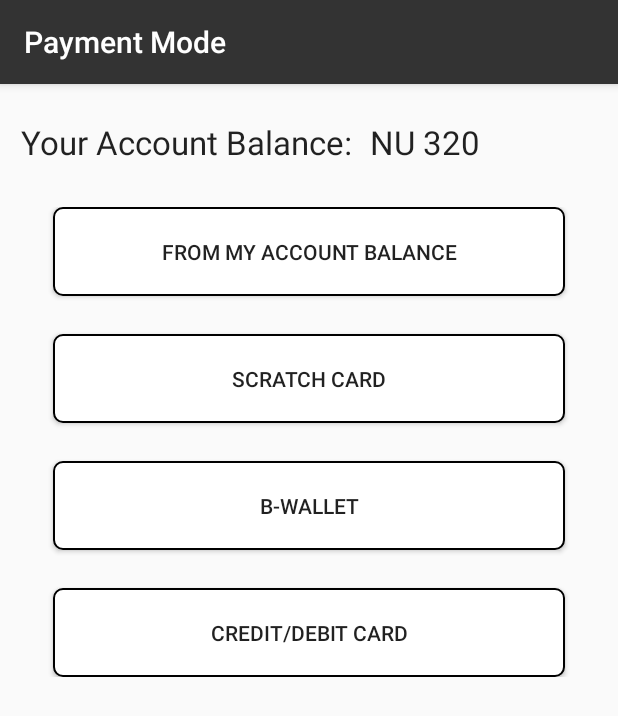
After one commit to sayosoft/bttv2, an Android app: the SubscriptionPaymentModeActivity screen opened directly, with no data from a screen before it, on a phone screen of 412 x 824 dp. The commit adds this screen. Shown: the top 716 px of the screen. Run offline under Robolectric (Android 15) with nearby library versions, the phone set to English and light mode, and no system bars.

Commit message:
Manage Subscriptions flow done

```diff
--- a/app/src/main/AndroidManifest.xml
+++ b/app/src/main/AndroidManifest.xml
@@ -220,6 +220,10 @@
         <activity
             android:name=".VideoHomeActivity"
             android:theme="@style/AppTheme.NoActionBar" />
+
+        <activity
+            android:name=".SubscriptionPaymentModeActivity"
+            android:theme="@style/AppTheme.NoActionBar" />
     </application>
 
 </manifest>
--- /dev/null
+++ b/app/src/main/java/bt/bt/bttv/SubscriptionPaymentModeActivity.java
@@ -0,0 +1,132 @@
+package bt.bt.bttv;
+
+import android.os.Bundle;
+import android.support.v7.app.AlertDialog;
+import android.support.v7.app.AppCompatActivity;
+import android.support.v7.widget.Toolbar;
+import android.view.View;
+import android.widget.EditText;
+import android.widget.LinearLayout;
+import android.widget.TextView;
+
+/**
+ * Created by Rani on 28/08/2016.
+ */
+
+public class SubscriptionPaymentModeActivity extends AppCompatActivity {
+
+    private TextView tvPackCost;
+    private LinearLayout llMain;
+    private LinearLayout llScratchCard;
+    private LinearLayout llBWallet;
+    private LinearLayout llCard;
+    private EditText etScratchCardNumber;
+    private EditText etWalletUserName;
+    private EditText etWalletPassword;
+    private EditText etCardNo;
+    private EditText etCardExpiry;
+    private EditText etCardCv;
+
+    @Override
+    protected void onCreate(Bundle savedInstanceState) {
+        super.onCreate(savedInstanceState);
+        setContentView(R.layout.activity_payment_mode);
+        Toolbar toolbar = (Toolbar) findViewById(R.id.toolbar);
+        toolbar.setTitle("Payment Mode");
+        setSupportActionBar(toolbar);
+
+        tvPackCost = (TextView) findViewById(R.id.tv_pack_cost);
+        llMain = (LinearLayout) findViewById(R.id.ll_main_view);
+        llScratchCard = (LinearLayout) findViewById(R.id.ll_scratch_card);
+        llBWallet = (LinearLayout) findViewById(R.id.ll_b_wallet);
+        llCard = (LinearLayout) findViewById(R.id.ll_card);
+
+        etScratchCardNumber = (EditText) findViewById(R.id.et_scratch_card_number);
+        etWalletUserName = (EditText) findViewById(R.id.et_wallet_user_name);
+        etWalletPassword = (EditText) findViewById(R.id.et_wallet_password);
+        etCardNo = (EditText) findViewById(R.id.et_card_no);
+        etCardExpiry = (EditText) findViewById(R.id.et_card_expiry);
+        etCardCv = (EditText) findViewById(R.id.et_card_cv);
+
+    }
+
+//    @Override
+//    public void onClick(View view) {
+//        switch (view.getId()){
+//
+//            case R.id.ll_scratch_card:
+//                llScratchCard.setVisibility(View.VISIBLE);
+//                llMain.setVisibility(View.GONE);
+//                break;
+//
+//            case R.id.ll_b_wallet:
+//                llBWallet.setVisibility(View.VISIBLE);
+//                llScratchCard.setVisibility(View.GONE);
+//                llMain.setVisibility(View.GONE);
+//                break;
+//
+//            case R.id.ll_card:
+//                llCard.setVisibility(View.VISIBLE);
+//                llScratchCard.setVisibility(View.GONE);
+//                llMain.setVisibility(View.GONE);
+//                break;
+//
+//        }
+//
+//    }
+
+    public void AccountBalance(View view) {
+        ADPaymentSuccessful();
+
+    }
+
+    public void ADPaymentSuccessful() {
+        new AlertDialog.Builder(this)
+                .setTitle("Payment Successful")
+                .setMessage("Your subscription pack has been changed <pack name> Thank You, Enjoy BTTV")
+                .show();
+    }
+
+    public void ScratchCard(View view) {
+        llScratchCard.setVisibility(View.VISIBLE);
+        llMain.setVisibility(View.GONE);
+
+    }
+
+    public void BWallet(View view) {
+        llBWallet.setVisibility(View.VISIBLE);
+        llScratchCard.setVisibility(View.GONE);
+        llMain.setVisibility(View.GONE);
+    }
+
+    public void Card(View view) {
+        llCard.setVisibility(View.VISIBLE);
+        llScratchCard.setVisibility(View.GONE);
+        llMain.setVisibility(View.GONE);
+    }
+
+    public void Submit(View view) {
+        ADPaymentSuccessful();
+    }
+
+    public void ScratchCancel(View view) {
+        llMain.setVisibility(View.VISIBLE);
+        llScratchCard.setVisibility(View.GONE);
+        llBWallet.setVisibility(View.GONE);
+        llCard.setVisibility(View.GONE);
+    }
+
+    public void BWalletCancel(View view) {
+        llMain.setVisibility(View.VISIBLE);
+        llScratchCard.setVisibility(View.GONE);
+        llBWallet.setVisibility(View.GONE);
+        llCard.setVisibility(View.GONE);
+    }
+
+    public void CardCancel(View view) {
+        llMain.setVisibility(View.VISIBLE);
+        llScratchCard.setVisibility(View.GONE);
+        llBWallet.setVisibility(View.GONE);
+        llCard.setVisibility(View.GONE);
+    }
+}
--- a/app/src/main/java/bt/bt/bttv/adapter/PackageAdapter.java
+++ b/app/src/main/java/bt/bt/bttv/adapter/PackageAdapter.java
@@ -1,6 +1,9 @@
 package bt.bt.bttv.adapter;
 
 import android.content.Context;
+import android.content.DialogInterface;
+import android.content.Intent;
+import android.support.v7.app.AlertDialog;
 import android.support.v7.widget.RecyclerView;
 import android.text.Html;
 import android.view.LayoutInflater;
@@ -12,6 +15,7 @@ import android.widget.Toast;
 import java.util.List;
 
 import bt.bt.bttv.R;
+import bt.bt.bttv.SubscriptionPaymentModeActivity;
 import bt.bt.bttv.helper.ItemClickListener;
 import bt.bt.bttv.model.PackagesModel;
 
@@ -53,8 +57,24 @@ public class PackageAdapter extends RecyclerView.Adapter<PackageAdapter.ViewHold
                     Toast.makeText(context, "#" + position + " - " + packagesModelList.get(position) + " (Long click)", Toast.LENGTH_SHORT).show();
 //                    context.startActivity(new Intent(context, MainActivity.class));
                 } else {
-                    Toast.makeText(context, "#" + position + " - " + packagesModelList.get(position), Toast.LENGTH_SHORT).show();
+
+                    new AlertDialog.Builder(context)
+                            .setTitle("Confirm")
+                            .setMessage("are you sure, you want to change your existing subscription pack to <pack name> for <pack value>?")
+                            .setIcon(android.R.drawable.ic_dialog_alert)
+                            .setPositiveButton(R.string.yes_dialog, new DialogInterface.OnClickListener() {
+
+                                public void onClick(DialogInterface dialog, int whichButton) {
+                                    Intent intent = new Intent(context, SubscriptionPaymentModeActivity.class);
+                                    context.startActivity(intent);
+
+                                }
+                            })
+                            .setNegativeButton(android.R.string.no, null).show();
+
+
                 }
+//                    Toast.makeText(context, "#" + position + " - " + packagesModelList.get(position), Toast.LENGTH_SHORT).show();
             }
         });
     }
--- /dev/null
+++ b/app/src/main/res/drawable/btn_bg.xml
@@ -0,0 +1,12 @@
+<?xml version="1.0" encoding="utf-8"?>
+<shape xmlns:android="http://schemas.android.com/apk/res/android"
+    android:shape="rectangle">
+    <gradient
+        android:angle="270"
+        android:endColor="#fff"
+        android:startColor="#fff" />
+    <corners android:radius="6dp" />
+    <stroke
+        android:width="2px"
+        android:color="#000000" />
+</shape>
--- /dev/null
+++ b/app/src/main/res/layout/activity_contain_payment_mode.xml
@@ -0,0 +1,347 @@
+<?xml version="1.0" encoding="utf-8"?>
+<ScrollView xmlns:android="http://schemas.android.com/apk/res/android"
+    android:layout_width="match_parent"
+    android:layout_height="match_parent"
+    android:paddingTop="?android:attr/actionBarSize">
+
+    <LinearLayout
+        android:layout_width="match_parent"
+        android:layout_height="match_parent"
+        android:orientation="vertical"
+        android:padding="5dp">
+
+        <LinearLayout
+            android:layout_width="match_parent"
+            android:layout_height="wrap_content"
+            android:layout_marginTop="10dp"
+            android:orientation="horizontal"
+            android:padding="5dp">
+
+            <TextView
+                android:layout_width="wrap_content"
+                android:layout_height="wrap_content"
+                android:padding="3dp"
+                android:text="Your Account Balance:"
+                android:textAppearance="?android:attr/textAppearanceLarge" />
+
+            <TextView
+                android:id="@+id/tv_pack_cost"
+                android:layout_width="match_parent"
+                android:layout_height="wrap_content"
+                android:layout_marginLeft="5dp"
+                android:padding="3dp"
+                android:text="NU 320"
+                android:textAppearance="?android:attr/textAppearanceLarge" />
+
+        </LinearLayout>
+
+        <LinearLayout
+            android:id="@+id/ll_main_view"
+            android:layout_width="match_parent"
+            android:layout_height="wrap_content"
+            android:layout_margin="10dp"
+            android:orientation="vertical"
+            android:padding="10dp"
+            android:visibility="visible">
+
+
+            <Button
+                android:id="@+id/btn_account_balance"
+                android:layout_width="match_parent"
+                android:layout_height="wrap_content"
+                android:layout_marginLeft="10dp"
+                android:layout_marginRight="10dp"
+                android:background="@drawable/btn_bg"
+                android:onClick="AccountBalance"
+                android:padding="20dp"
+                android:text="From My Account Balance" />
+
+            <Button
+                android:id="@+id/btn_scratch_card"
+                android:layout_width="match_parent"
+                android:layout_height="wrap_content"
+                android:layout_marginLeft="10dp"
+                android:layout_marginRight="10dp"
+                android:layout_marginTop="25dp"
+                android:background="@drawable/btn_bg"
+                android:onClick="ScratchCard"
+                android:padding="20dp"
+                android:text="Scratch Card" />
+
+            <Button
+                android:id="@+id/btn_b_wallet"
+                android:layout_width="match_parent"
+                android:layout_height="wrap_content"
+                android:layout_marginLeft="10dp"
+                android:layout_marginRight="10dp"
+                android:layout_marginTop="25dp"
+                android:background="@drawable/btn_bg"
+                android:onClick="BWallet"
+                android:padding="20dp"
+                android:text="B-Wallet" />
+
+            <Button
+                android:id="@+id/btn_credit_debit_card"
+                android:layout_width="match_parent"
+                android:layout_height="wrap_content"
+                android:layout_marginLeft="10dp"
+                android:layout_marginRight="10dp"
+                android:layout_marginTop="25dp"
+                android:background="@drawable/btn_bg"
+                android:onClick="Card"
+                android:padding="20dp"
+                android:text="Credit/Debit Card" />
+
+        </LinearLayout>
+
+        <LinearLayout
+            android:id="@+id/ll_scratch_card"
+            android:layout_width="match_parent"
+            android:layout_height="wrap_content"
+            android:layout_margin="10dp"
+            android:orientation="vertical"
+            android:padding="10dp"
+            android:visibility="gone">
+
+            <EditText
+                android:id="@+id/et_scratch_card_number"
+                android:layout_width="match_parent"
+                android:layout_height="match_parent"
+                android:background="@drawable/btn_bg"
+                android:hint="Scratch Card Number"
+                android:padding="15dp" />
+
+            <LinearLayout
+                android:layout_width="match_parent"
+                android:layout_height="0dp"
+                android:layout_marginTop="30dp"
+                android:layout_weight="1"
+                android:orientation="horizontal">
+
+                <LinearLayout
+                    android:layout_width="match_parent"
+                    android:layout_height="wrap_content"
+                    android:layout_weight="1">
+
+                    <Button
+                        android:layout_width="match_parent"
+                        android:layout_height="wrap_content"
+                        android:layout_marginRight="20dp"
+                        android:background="@drawable/btn_bg"
+                        android:onClick="Submit"
+                        android:text="Submit" />
+
+                </LinearLayout>
+
+                <LinearLayout
+                    android:layout_width="match_parent"
+                    android:layout_height="wrap_content"
+                    android:layout_weight="1">
+
+                    <Button
+                        android:layout_width="match_parent"
+                        android:layout_height="wrap_content"
+                        android:layout_marginLeft="20dp"
+                        android:background="@drawable/btn_bg"
+                        android:onClick="ScratchCancel"
+                        android:text="Cancel" />
+                </LinearLayout>
+
+            </LinearLayout>
+
+        </LinearLayout>
+
+
+        <LinearLayout
+            android:id="@+id/ll_b_wallet"
+            android:layout_width="match_parent"
+            android:layout_height="wrap_content"
+            android:layout_margin="10dp"
+            android:orientation="vertical"
+            android:padding="10dp"
+            android:visibility="gone">
+
+            <EditText
+                android:id="@+id/et_wallet_user_name"
+                android:layout_width="match_parent"
+                android:layout_height="match_parent"
+                android:background="@drawable/btn_bg"
+                android:hint="B-Wallet User Name"
+                android:padding="15dp" />
+
+            <EditText
+                android:id="@+id/et_wallet_password"
+                android:layout_width="match_parent"
+                android:layout_height="match_parent"
+                android:layout_marginTop="20dp"
+                android:background="@drawable/btn_bg"
+                android:hint="B-Wallet Password"
+                android:padding="15dp" />
+
+            <LinearLayout
+                android:layout_width="match_parent"
+                android:layout_height="0dp"
+                android:layout_marginTop="30dp"
+                android:layout_weight="1"
+                android:orientation="horizontal">
+
+                <LinearLayout
+                    android:layout_width="match_parent"
+                    android:layout_height="wrap_content"
+                    android:layout_weight="1">
+
+                    <Button
+                        android:layout_width="match_parent"
+                        android:layout_height="wrap_content"
+                        android:layout_marginRight="20dp"
+                        android:background="@drawable/btn_bg"
+                        android:onClick="Submit"
+                        android:text="Submit" />
+
+                </LinearLayout>
+
+                <LinearLayout
+                    android:layout_width="match_parent"
+                    android:layout_height="wrap_content"
+                    android:layout_weight="1">
+
+                    <Button
+                        android:layout_width="match_parent"
+                        android:layout_height="wrap_content"
+                        android:layout_marginLeft="20dp"
+                        android:background="@drawable/btn_bg"
+                        android:onClick="BWalletCancel"
+                        android:text="Cancel" />
+                </LinearLayout>
+
+            </LinearLayout>
+
+
+        </LinearLayout>
+
+
+        <LinearLayout
+            android:id="@+id/ll_card"
+            android:layout_width="match_parent"
+            android:layout_height="wrap_content"
+            android:layout_margin="10dp"
+            android:orientation="vertical"
+            android:padding="10dp"
+            android:visibility="gone">
+
+            <EditText
+                android:id="@+id/et_card_no"
+                android:layout_width="match_parent"
+                android:layout_height="match_parent"
+                android:background="@drawable/btn_bg"
+                android:hint="Card Number"
+                android:padding="15dp" />
+
+            <LinearLayout
+                android:layout_width="match_parent"
+                android:layout_height="0dp"
+                android:layout_marginTop="30dp"
+                android:layout_weight="1"
+                android:orientation="horizontal">
+
+
+                <TextView
+                    android:layout_width="match_parent"
+                    android:layout_height="match_parent"
+                    android:layout_marginTop="5dp"
+                    android:layout_weight="1"
+                    android:padding="5dp"
+                    android:text="Expiry"
+                    android:textColor="#000"
+                    android:textSize="17sp"
+                    android:textStyle="bold" />
+
+
+                <EditText
+                    android:id="@+id/et_card_expiry"
+                    android:layout_width="match_parent"
+                    android:layout_height="match_parent"
+                    android:layout_weight="1"
+                    android:background="@drawable/btn_bg"
+                    android:hint="MM/YY"
+                    android:padding="15dp" />
+
+            </LinearLayout>
+
+            <LinearLayout
+                android:layout_width="match_parent"
+                android:layout_height="0dp"
+                android:layout_marginTop="30dp"
+                android:layout_weight="1"
+                android:orientation="horizontal">
+
+
+                <TextView
+                    android:layout_width="match_parent"
+                    android:layout_height="match_parent"
+                    android:layout_marginTop="5dp"
+                    android:layout_weight="1"
+                    android:padding="5dp"
+                    android:text="CVV"
+                    android:textColor="#000"
+                    android:textSize="17sp"
+                    android:textStyle="bold" />
+
+
+                <EditText
+                    android:id="@+id/et_card_cv"
+                    android:layout_width="match_parent"
+                    android:layout_height="match_parent"
+                    android:layout_weight="1"
+                    android:background="@drawable/btn_bg"
+                    android:hint="***"
+                    android:padding="15dp" />
+
+            </LinearLayout>
+
+
+            <LinearLayout
+                android:layout_width="match_parent"
+                android:layout_height="0dp"
+                android:layout_marginTop="30dp"
+                android:layout_weight="1"
+                android:orientation="horizontal">
+
+                <LinearLayout
+                    android:layout_width="match_parent"
+                    android:layout_height="wrap_content"
+                    android:layout_weight="1">
+
+                    <Button
+                        android:layout_width="match_parent"
+                        android:layout_height="wrap_content"
+                        android:layout_marginRight="20dp"
+                        android:background="@drawable/btn_bg"
+                        android:onClick="Submit"
+                        android:text="Submit" />
+
+                </LinearLayout>
+
+                <LinearLayout
+                    android:layout_width="match_parent"
+                    android:layout_height="wrap_content"
+                    android:layout_weight="1">
+
+                    <Button
+                        android:layout_width="match_parent"
+                        android:layout_height="wrap_content"
+                        android:layout_marginLeft="20dp"
+                        android:background="@drawable/btn_bg"
+                        android:onClick="CardCancel"
+                        android:text="Cancel" />
+                </LinearLayout>
+
+            </LinearLayout>
+
+
+        </LinearLayout>
+
+    </LinearLayout>
+
+
+</ScrollView>
--- /dev/null
+++ b/app/src/main/res/layout/activity_payment_mode.xml
@@ -0,0 +1,25 @@
+<?xml version="1.0" encoding="utf-8"?>
+<android.support.design.widget.CoordinatorLayout xmlns:android="http://schemas.android.com/apk/res/android"
+    xmlns:app="http://schemas.android.com/apk/res-auto"
+    android:layout_width="match_parent"
+    android:layout_height="match_parent"
+    android:fitsSystemWindows="true">
+
+    <android.support.design.widget.AppBarLayout
+        android:layout_width="match_parent"
+        android:layout_height="wrap_content"
+        android:theme="@style/AppTheme.AppBarOverlay">
+
+        <android.support.v7.widget.Toolbar
+            android:id="@+id/toolbar"
+            android:layout_width="match_parent"
+            android:layout_height="?attr/actionBarSize"
+            android:background="?attr/colorPrimary"
+            app:popupTheme="@style/AppTheme.PopupOverlay" />
+
+    </android.support.design.widget.AppBarLayout>
+
+    <include layout="@layout/activity_contain_payment_mode" />
+
+
+</android.support.design.widget.CoordinatorLayout>
--- a/app/src/main/res/values/strings.xml
+++ b/app/src/main/res/values/strings.xml
@@ -22,6 +22,8 @@
     <string name="family_name_tv">Family Shows</string>
     <string name="animation_name_tv">Animation Shows</string>
     <string name="title_activity_settings">Settings</string>
+
+    <string name="yes_dialog">YES</string>
 
     <string name="no_internet">No Internet Connection, Please Connect to internet</string>
 
```
